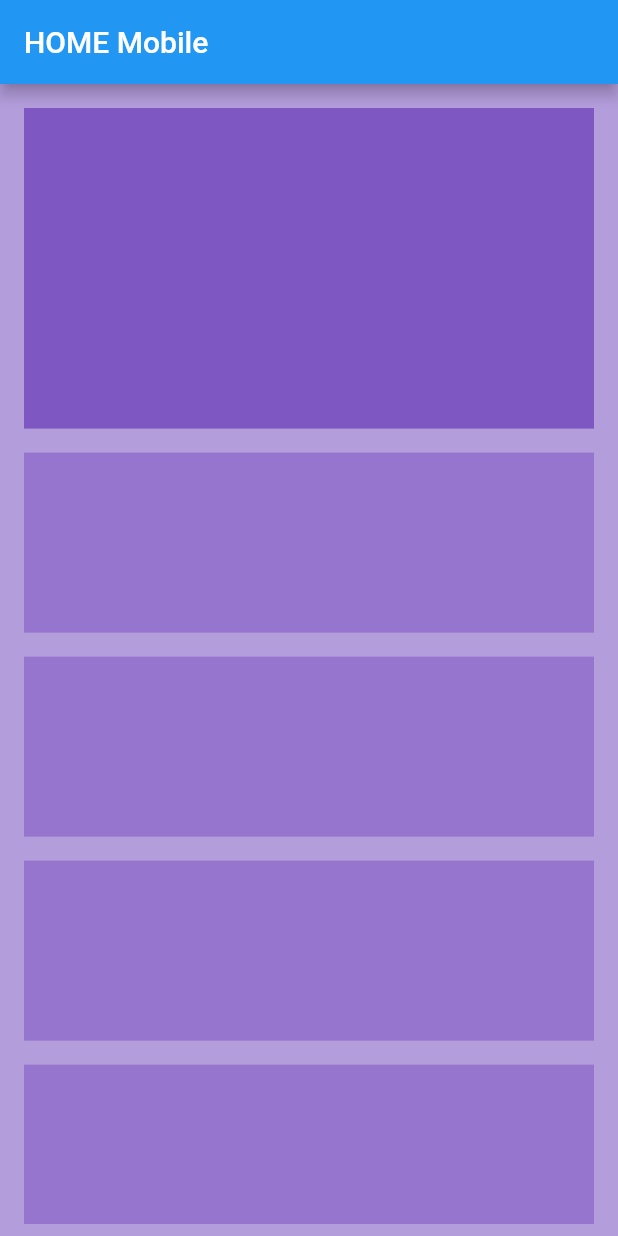
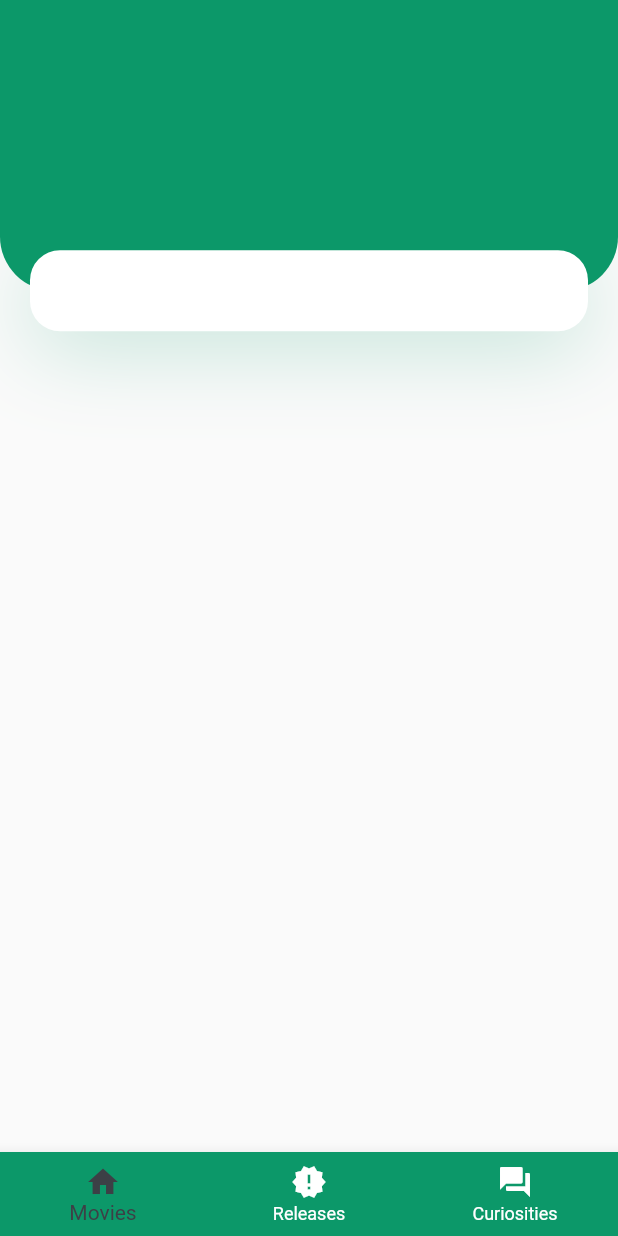
Before and after one commit to Uyeye03/Virtual_Tour_Museum, a Flutter app: the screen it shows after launch, on a phone screen of 412 x 824 dp. Run offline on Flutter 3.47's test engine with Material 2 defaults, Android fonts, the phone set to English and light mode, and no system bars.

Commit message:
Menambahkan Header Home Page dan Bottom Navbar

```diff
--- a/lib/ui/home.dart
+++ b/lib/ui/home.dart
@@ -1,4 +1,5 @@
 import 'package:flutter/material.dart';
+import 'package:virtual_tour_museum/widget/navbar.dart';
 import 'package:virtual_tour_museum/ui/responsive/desktop_body.dart';
 import 'package:virtual_tour_museum/ui/responsive/mobile_body.dart';
 import 'package:virtual_tour_museum/ui/responsive/responsive_layout.dart';
@@ -26,11 +27,25 @@ class _HomePageState extends State<HomePage>
     super.dispose();
   }
 
+  int selectedIndex = 0; // index of page
+
+  void onClicked(int index) {
+    setState(() {
+      selectedIndex = index;
+    });
+  }
+
   @override
   Widget build(BuildContext context) {
     return Scaffold(
       body: ResponsiveLayout(
-          mobileLayout: HomeMobileBody(), desktopLayout: HomeDesktopBody()),
+        mobileLayout: HomeMobileBody(),
+        desktopLayout: HomeDesktopBody(),
+      ),
+      bottomNavigationBar: BottomMenu(
+        selectedIndex: selectedIndex,
+        onClicked: onClicked,
+      ),
     );
   }
 }
--- a/lib/ui/responsive/mobile_body.dart
+++ b/lib/ui/responsive/mobile_body.dart
@@ -1,46 +1,64 @@
 import 'package:flutter/material.dart';
+import 'package:virtual_tour_museum/constants.dart';
+import 'package:virtual_tour_museum/widget/navbar.dart';
 
 class HomeMobileBody extends StatelessWidget {
   const HomeMobileBody({Key? key}) : super(key: key);
 
   @override
   Widget build(BuildContext context) {
+    // It will provide us total height and width of our screen
+    Size size = MediaQuery.of(context).size;
+
     return Scaffold(
-      backgroundColor: Colors.deepPurple[200],
       appBar: AppBar(
-        title: Text('HOME Mobile'),
+        elevation: 0,
+        backgroundColor: kPrimaryColor,
       ),
-      body: Padding(
-        padding: const EdgeInsets.all(8.0),
-        child: Column(
+      body: Column(
         children: [
-            Padding(
-              padding: const EdgeInsets.all(8.0),
-              child: AspectRatio(
-                aspectRatio: 16 / 9,
-                child: Container(
-                  height: 250,
-                  color: Colors.deepPurple[400],
+          Container(
+            // It will cover 20% of our total height
+            height: size.height * 0.2,
+            child: Stack(
+              children: [
+                Container(
+                  height: size.height * 0.2 - 27,
+                  decoration: BoxDecoration(
+                    color: kPrimaryColor,
+                    borderRadius: BorderRadius.only(
+                      bottomLeft: Radius.circular(36),
+                      bottomRight: Radius.circular(36),
                     ),
                   ),
                 ),
-            Expanded(
-              child: ListView.builder(
-                itemCount: 8,
-                itemBuilder: (context, index) {
-                  return Padding(
-                    padding: const EdgeInsets.all(8.0),
+
+                // search box
+                Positioned(
+                  bottom: 0,
+                  left: 0,
+                  right: 0,
                   child: Container(
-                      color: Colors.deepPurple[300],
-                      height: 120,
+                    margin: EdgeInsets.symmetric(horizontal: kDefaultPadding),
+                    height: 54,
+                    decoration: BoxDecoration(
+                      color: Colors.white,
+                      borderRadius: BorderRadius.circular(20),
+                      boxShadow: [
+                        BoxShadow(
+                          offset: Offset(0, 10),
+                          blurRadius: 50,
+                          color: kPrimaryColor.withOpacity(0.23),
                         ),
-                  );
-                },
+                      ],
+                    ),
                   ),
                 ),
               ],
             ),
           ),
+        ],
+      ),
     );
   }
 }
--- /dev/null
+++ b/lib/widget/navbar.dart
@@ -0,0 +1,34 @@
+import 'package:flutter/material.dart';
+import 'package:virtual_tour_museum/constants.dart';
+
+class BottomMenu extends StatelessWidget {
+  final selectedIndex;
+  ValueChanged<int> onClicked;
+
+  BottomMenu({required this.selectedIndex, required this.onClicked});
+
+  @override
+  Widget build(BuildContext context) {
+    return BottomNavigationBar(
+      items: [
+        BottomNavigationBarItem(
+          icon: Icon(Icons.home),
+          label: 'Movies',
+        ),
+        BottomNavigationBarItem(
+          icon: Icon(Icons.new_releases),
+          label: 'Releases',
+        ),
+        BottomNavigationBarItem(
+          icon: Icon(Icons.question_answer),
+          label: 'Curiosities',
+        )
+      ],
+      currentIndex: selectedIndex,
+      onTap: onClicked,
+      selectedItemColor: kTextColor,
+      backgroundColor: kPrimaryColor,
+      unselectedItemColor: Colors.white,
+    );
+  }
+}
```
Also changed, not shown: assets/images/logo.png (added), assets/images/logo.svg (added). Lines whose indentation alone changed are shown as unchanged.
